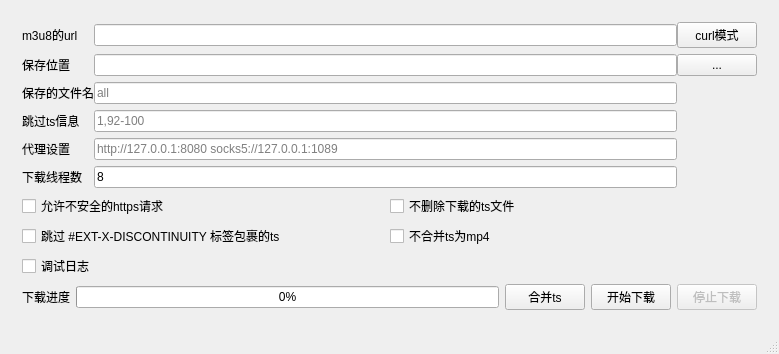
Old version of the form m3u8d-qt/mainwindow.ui in the repository orestonce/m3u8d.
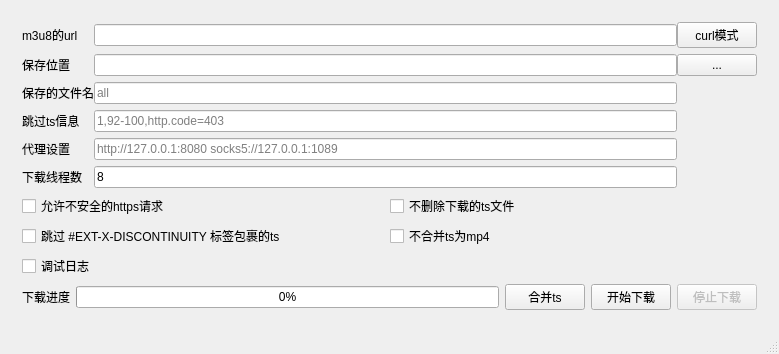
New version of the form.

Commit message: 支持使用http返回代码跳过ts片段

What changed in the file:
```diff
--- a/m3u8d-qt/mainwindow.ui
+++ b/m3u8d-qt/mainwindow.ui
@@ -54,7 +54,7 @@
           <item row="4" column="1">
            <widget class="QLineEdit" name="lineEdit_SkipTsExpr">
             <property name="placeholderText">
-             <string>1,92-100</string>
+             <string>1,92-100,http.code=403</string>
             </property>
            </widget>
           </item>
```
The commit also changes 3 other files.
